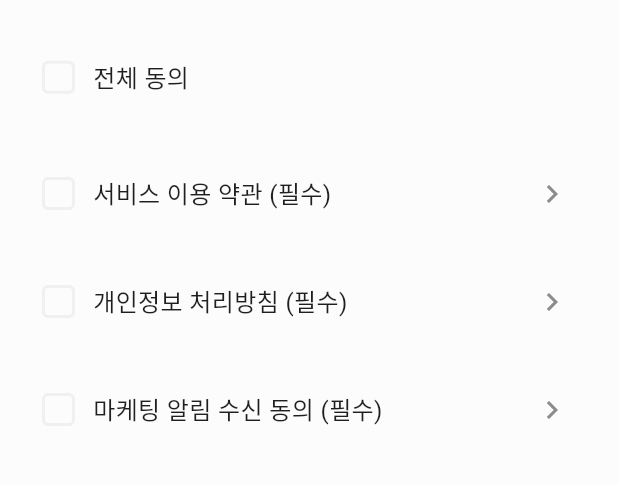
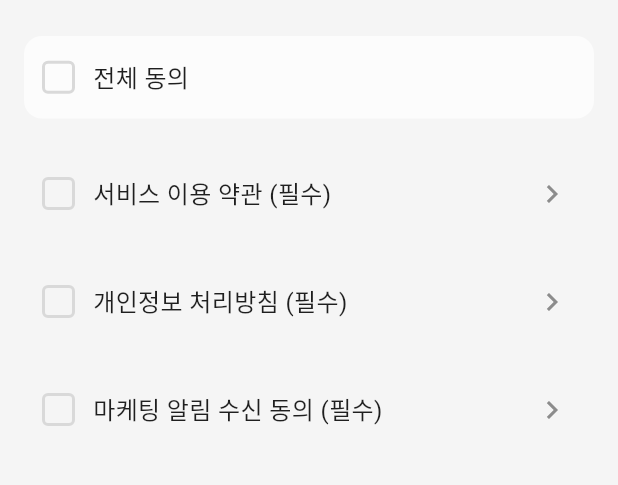
Before and after one commit to MEDILUX-club/DDUDUK, a Flutter app: the TermsAgreementScreen widget shown alone on an empty page, opened directly, on a phone screen of 412 x 824 dp, the part 321-806 px from its top. Run offline on Flutter 3.47's test engine with Material 3 defaults, Android fonts, the light colour scheme and no system bars; our stand-ins replace flutter_svg, syncfusion_flutter_sliders; missing offline and left inert: syncfusion_flutter_core; Roboto replaces fonts that are missing (Pretendard).

Commit message:
terms_agreement_screen수정, icon(kakao, naver,apple추가)

```diff
--- a/lib/layouts/default_layout.dart
+++ b/lib/layouts/default_layout.dart
@@ -9,16 +9,18 @@ class DefaultLayout extends StatelessWidget {
     required this.child,
     this.title,
     this.bottomNavigationBar,
+    this.backgroundColor = AppColors.fillBoxDefault,
   });
 
   final String? title;
   final Widget child;
   final Widget? bottomNavigationBar;
+  final Color backgroundColor;
 
   @override
   Widget build(BuildContext context) {
     return Scaffold(
-      backgroundColor: AppColors.fillBoxDefault,
+      backgroundColor: backgroundColor,
       appBar: title != null ? HeaderBar(title: title!) : null,
       body: SafeArea(
         child: Padding(
--- a/lib/screens/auth/terms_agreement_screen.dart
+++ b/lib/screens/auth/terms_agreement_screen.dart
@@ -38,17 +38,20 @@ class _TermsAgreementScreenState extends State<TermsAgreementScreen> {
   Widget build(BuildContext context) {
     return DefaultLayout(
       title: '',
+      backgroundColor: AppColors.fillDefault,
       bottomNavigationBar: Padding(
         padding: const EdgeInsets.all(AppDimens.space16),
         child: BaseButton(
           text: '다음으로',
-          isEnabled: _allAgreed,
-          onPressed: () {
-            if (!_allAgreed) return;
+          onPressed: _allAgreed
+              ? () {
                   Navigator.of(context).push(
-              MaterialPageRoute(builder: (_) => const SurveyIntroScreen()),
+                    MaterialPageRoute(
+                      builder: (_) => const SurveyIntroScreen(),
+                    ),
                   );
-          },
+                }
+              : null,
         ),
       ),
       child: SingleChildScrollView(
@@ -68,13 +71,7 @@ class _TermsAgreementScreenState extends State<TermsAgreementScreen> {
               ),
             ),
             const SizedBox(height: AppDimens.space24),
-            Container(
-              width: double.infinity,
-              decoration: BoxDecoration(
-                color: AppColors.fillBoxDefault,
-                borderRadius: BorderRadius.circular(12),
-              ),
-              child: TermListTile(
+            TermListTile(
               title: '전체 동의',
               isChecked: _allAgreed,
               onChanged: _toggleAll,
@@ -83,7 +80,6 @@ class _TermsAgreementScreenState extends State<TermsAgreementScreen> {
               contentPadding: const EdgeInsets.symmetric(
                 horizontal: AppDimens.space12,
                 vertical: AppDimens.space14,
-                ),
               ),
             ),
             const SizedBox(height: AppDimens.space20),
--- a/lib/widgets/auth/term_list_tile.dart
+++ b/lib/widgets/auth/term_list_tile.dart
@@ -79,7 +79,7 @@ class _CheckBox extends StatelessWidget {
         color: isChecked ? AppColors.primary : Colors.transparent,
         borderRadius: BorderRadius.circular(4),
         border: Border.all(
-          color: isChecked ? Colors.transparent : AppColors.lineNeutral,
+          color: isChecked ? Colors.transparent : AppColors.linePrimary,
           width: 2,
         ),
       ),
--- a/lib/widgets/buttons/primary_button.dart
+++ b/lib/widgets/buttons/primary_button.dart
@@ -14,7 +14,7 @@ class BaseButton extends StatelessWidget {
   });
 
   final String text;
-  final VoidCallback onPressed;
+  final VoidCallback? onPressed;
   final bool isEnabled;
   final Color? backgroundColor;
   final Color? textColor;
@@ -22,16 +22,17 @@ class BaseButton extends StatelessWidget {
 
   @override
   Widget build(BuildContext context) {
-    final Color resolvedBackground = isEnabled
+    final bool enabled = isEnabled && onPressed != null;
+    final Color resolvedBackground = enabled
         ? (backgroundColor ?? AppColors.primary)
-        : AppColors.interactionInactive;
+        : AppColors.interactionDisabled;
     final Color resolvedText = textColor ?? AppColors.textWhite;
 
     return SizedBox(
       height: 56,
       width: double.infinity,
       child: ElevatedButton(
-        onPressed: isEnabled ? onPressed : null,
+        onPressed: enabled ? onPressed : null,
         style: ElevatedButton.styleFrom(
           backgroundColor: resolvedBackground,
           foregroundColor: resolvedText,
```
Also changed, not shown: assets/icons/ic_apple.svg (added), assets/icons/ic_kakao.svg (added), assets/icons/ic_naver.svg (added). Lines whose indentation alone changed are shown as unchanged.
